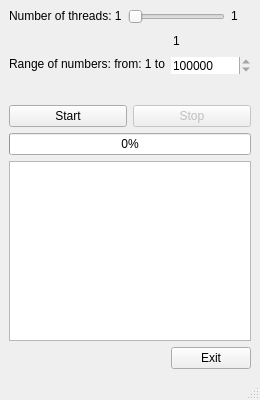
The window that Hilel_pro_project/mainwindow.ui (IhorNakonechnyi/Hilel_pro_project) describes before a commit, drawn with Qt 5.
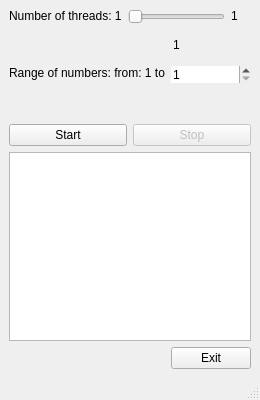
The same window after the commit.

```diff
--- a/Hilel_pro_project/mainwindow.ui
+++ b/Hilel_pro_project/mainwindow.ui
@@ -185,7 +185,7 @@
            <bool>false</bool>
           </property>
           <property name="minimum">
-           <number>1000000</number>
+           <number>1</number>
           </property>
           <property name="maximum">
            <number>1000000</number>
@@ -224,13 +224,6 @@
       </item>
      </layout>
     </item>
-    <item>
-     <widget class="QProgressBar" name="progressBar">
-      <property name="value">
-       <number>0</number>
-      </property>
-     </widget>
-    </item>
     <item>
      <widget class="QTextBrowser" name="textOutput"/>
     </item>
```
